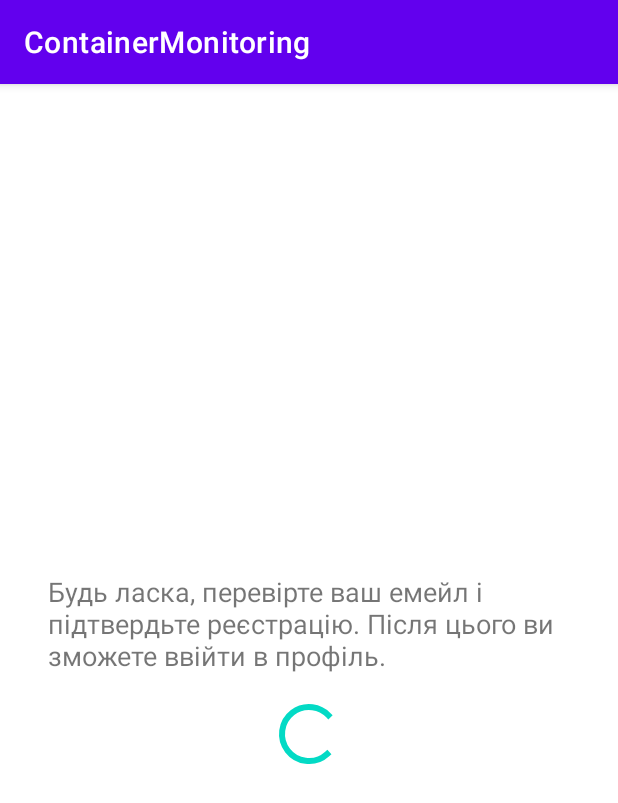
After one commit to SolomiiaMatiichuk/ContainerFullnessMonitoring, an Android app: the WaitingForConfirmationActivity screen opened directly, with no data from a screen before it, on a phone screen of 412 x 824 dp. The commit adds this screen. Shown: the top 803 px of the screen. Run offline under Robolectric (Android 15) with nearby library versions, the phone set to English and light mode, and no system bars.

Commit message:
add user roles and email confirmation (Android and server)

```diff
--- a/AndroidApplication/app/src/main/AndroidManifest.xml
+++ b/AndroidApplication/app/src/main/AndroidManifest.xml
@@ -59,6 +59,8 @@
             android:name=".ui.welcome.RegisterActivity"
             android:exported="false" />
 
+        <activity android:name=".ui.welcome.WaitingForConfirmationActivity" />
+
         <!-- MainActivity -->
         <activity
             android:name=".MainActivity"
--- a/AndroidApplication/app/src/main/java/com/example/myapplication/ui/welcome/ApiService.java
+++ b/AndroidApplication/app/src/main/java/com/example/myapplication/ui/welcome/ApiService.java
@@ -3,7 +3,9 @@ package com.example.myapplication.ui.welcome;
 
 import retrofit2.Call;
 import retrofit2.http.Body;
+import retrofit2.http.GET;
 import retrofit2.http.POST;
+import retrofit2.http.Query;
 
 public interface ApiService {
 
@@ -12,4 +14,8 @@ public interface ApiService {
 
     @POST("/login")
     Call<LoginResponse> login(@Body User user);
+
+    @GET("/check_confirmation")
+    Call<Boolean> checkEmailConfirmation(@Query("email") String email);
+
 }
--- a/AndroidApplication/app/src/main/java/com/example/myapplication/ui/welcome/LoginActivity.java
+++ b/AndroidApplication/app/src/main/java/com/example/myapplication/ui/welcome/LoginActivity.java
@@ -53,6 +53,7 @@ public class LoginActivity extends AppCompatActivity {
                                     .putString("jwt_token", token)
                                     .putString("real_name", response.body().getRealName()) // Assuming getRealName() is available
                                     .putString("email", response.body().getEmail())       // Assuming getEmail() is available
+                                    .putString("role", response.body().getRole())
                                     .apply();
 
                             // Navigate to MainActivity
@@ -60,13 +61,13 @@ public class LoginActivity extends AppCompatActivity {
                             startActivity(intent);
                             finish();
                         } else {
-                            Toast.makeText(LoginActivity.this, "Login failed", Toast.LENGTH_SHORT).show();
+                            Toast.makeText(LoginActivity.this, "Не вдалося ввійти!", Toast.LENGTH_SHORT).show();
                         }
                     }
 
                     @Override
                     public void onFailure(Call<LoginResponse> call, Throwable t) {
-                        Toast.makeText(LoginActivity.this, "An error occurred", Toast.LENGTH_SHORT).show();
+                        Toast.makeText(LoginActivity.this, "Виникла помилка!", Toast.LENGTH_SHORT).show();
                     }
                 });
             }
--- a/AndroidApplication/app/src/main/java/com/example/myapplication/ui/welcome/User.java
+++ b/AndroidApplication/app/src/main/java/com/example/myapplication/ui/welcome/User.java
@@ -4,6 +4,7 @@ public class User {
     private String email;
     private String username;
     private String password;
+
 
     public User(String email, String username, String password) {
         this.email = email;
--- /dev/null
+++ b/AndroidApplication/app/src/main/java/com/example/myapplication/ui/welcome/WaitingForConfirmationActivity.java
@@ -0,0 +1,73 @@
+package com.example.myapplication.ui.welcome;
+
+import android.content.Intent;
+import android.os.Bundle;
+import android.os.Handler;
+import android.widget.TextView;
+import android.widget.Toast;
+import androidx.annotation.Nullable;
+import androidx.appcompat.app.AppCompatActivity;
+
+import com.example.myapplication.R;
+import com.example.myapplication.ui.welcome.ApiClient;
+import com.example.myapplication.ui.welcome.ApiService;
+import com.example.myapplication.ui.welcome.LoginActivity;
+
+import retrofit2.Call;
+import retrofit2.Callback;
+import retrofit2.Response;
+
+public class WaitingForConfirmationActivity extends AppCompatActivity {
+    private String email;
+    private Handler handler = new Handler();
+    private static final int POLL_INTERVAL = 5000; // 5 seconds
+
+    @Override
+    protected void onCreate(@Nullable Bundle savedInstanceState) {
+        super.onCreate(savedInstanceState);
+        setContentView(R.layout.activity_waiting_for_confirmation);
+
+        email = getIntent().getStringExtra("email");
+
+        TextView statusText = findViewById(R.id.statusText);
+        statusText.setText("Будь ласка, перевірте ваш емейл і підтвердьте реєстрацію. Після цього ви зможете ввійти в профіль.");
+
+        // Start polling
+        handler.postDelayed(checkConfirmationStatus, POLL_INTERVAL);
+    }
+
+    private Runnable checkConfirmationStatus = new Runnable() {
+        @Override
+        public void run() {
+            ApiService apiService = ApiClient.getClient().create(ApiService.class);
+            apiService.checkEmailConfirmation(email).enqueue(new Callback<Boolean>() {
+                @Override
+                public void onResponse(Call<Boolean> call, Response<Boolean> response) {
+                    if (response.isSuccessful() && response.body() != null && response.body()) {
+                        Toast.makeText(WaitingForConfirmationActivity.this, "Реєстрація успішна! Тепер ви можете ввійти в акаунт!", Toast.LENGTH_SHORT).show();
+                        // Navigate to login screen
+                        Intent intent = new Intent(WaitingForConfirmationActivity.this, LoginActivity.class);
+                        startActivity(intent);
+                        finish();
+                    } else {
+                        // Retry if not yet confirmed
+                        handler.postDelayed(checkConfirmationStatus, POLL_INTERVAL);
+                    }
+                }
+
+                @Override
+                public void onFailure(Call<Boolean> call, Throwable t) {
+                    Toast.makeText(WaitingForConfirmationActivity.this, "Помилка перевірки статусу. Пробуємо ще раз...", Toast.LENGTH_SHORT).show();
+                    handler.postDelayed(checkConfirmationStatus, POLL_INTERVAL);
+                }
+            });
+        }
+    };
+
+    @Override
+    protected void onDestroy() {
+        super.onDestroy();
+        // Remove callbacks to prevent memory leaks
+        handler.removeCallbacks(checkConfirmationStatus);
+    }
+}
--- a/AndroidApplication/app/src/main/res/layout/activity_login.xml
+++ b/AndroidApplication/app/src/main/res/layout/activity_login.xml
@@ -9,13 +9,13 @@
         android:id="@+id/editTextUsername"
         android:layout_width="match_parent"
         android:layout_height="84dp"
-        android:hint="Email" />
+        android:hint="Електронна пошта" />
 
     <EditText
         android:id="@+id/editTextPassword"
         android:layout_width="match_parent"
         android:layout_height="92dp"
-        android:hint="Password"
+        android:hint="Пароль"
         android:inputType="textPassword" />
 
     <Button
@@ -23,5 +23,5 @@
         android:layout_width="match_parent"
         android:layout_height="wrap_content"
         android:layout_marginTop="16dp"
-        android:text="Login" />
+        android:text="Ввійти" />
 </LinearLayout>
--- /dev/null
+++ b/AndroidApplication/app/src/main/res/layout/activity_waiting_for_confirmation.xml
@@ -0,0 +1,26 @@
+<?xml version="1.0" encoding="utf-8"?>
+<LinearLayout xmlns:android="http://schemas.android.com/apk/res/android"
+    android:layout_width="match_parent"
+    android:layout_height="match_parent"
+    android:orientation="vertical"
+    android:gravity="center"
+    android:padding="16dp">
+
+    <!-- ProgressBar for waiting animation -->
+
+    <TextView
+        android:id="@+id/statusText"
+        android:layout_width="wrap_content"
+        android:layout_height="wrap_content"
+        android:padding="16dp"
+        android:text="Будь ласка, перевірте ваш емейл і підтвердьте реєстрацію. Після цього ви зможете ввійти в профіль."
+        android:textSize="18sp" />
+
+    <ProgressBar
+        android:id="@+id/progressBar"
+        android:layout_width="wrap_content"
+        android:layout_height="wrap_content"
+        android:indeterminate="true"
+        android:visibility="visible" />
+
+</LinearLayout>
--- a/AndroidApplication/app/src/main/res/layout/activity_welcome.xml
+++ b/AndroidApplication/app/src/main/res/layout/activity_welcome.xml
@@ -8,7 +8,7 @@
         android:id="@+id/text_welcome"
         android:layout_width="wrap_content"
         android:layout_height="wrap_content"
-        android:text="Welcome to Container Fullness Monitoring"
+        android:text="Вітаємо в додатку для моніторингу заповненості контейнерів. Будь ласка, ввійдіть в акаунт або зареєструйтеся!"
         android:textSize="18sp"
         android:layout_centerHorizontal="true"
         android:layout_marginBottom="24dp" />
@@ -17,7 +17,7 @@
         android:id="@+id/button_login"
         android:layout_width="match_parent"
         android:layout_height="wrap_content"
-        android:text="Login"
+        android:text="Ввійти"
         android:layout_below="@id/text_welcome"
         android:layout_marginTop="16dp" />
 
@@ -25,7 +25,7 @@
         android:id="@+id/button_register"
         android:layout_width="match_parent"
         android:layout_height="wrap_content"
-        android:text="Register"
+        android:text="Зареєструватися"
         android:layout_below="@id/button_login"
         android:layout_marginTop="16dp" />
 </RelativeLayout>
--- a/AndroidApplication/app/src/main/res/values/strings.xml
+++ b/AndroidApplication/app/src/main/res/values/strings.xml
@@ -8,6 +8,6 @@
     <string name="action_settings">Налаштування</string>
 
     <string name="menu_home">Карта</string>
-    <string name="menu_gallery">Підключитися до пристрою</string>
+    <string name="menu_gallery">Адмін налаштування</string>
     <string name="menu_slideshow">Налаштування</string>
 </resources>
```
Also changed, not shown: AndroidApplication/app/src/main/java/com/example/myapplication/MainActivity.java (+15 -0 lines), AndroidApplication/app/src/main/java/com/example/myapplication/ui/welcome/LoginResponse.java (+8 -0 lines), AndroidApplication/app/src/main/java/com/example/myapplication/ui/welcome/RegisterActivity.java (+8 -5 lines), AndroidApplication/app/src/main/res/layout/activity_register.xml (+5 -5 lines), 2 other files.
